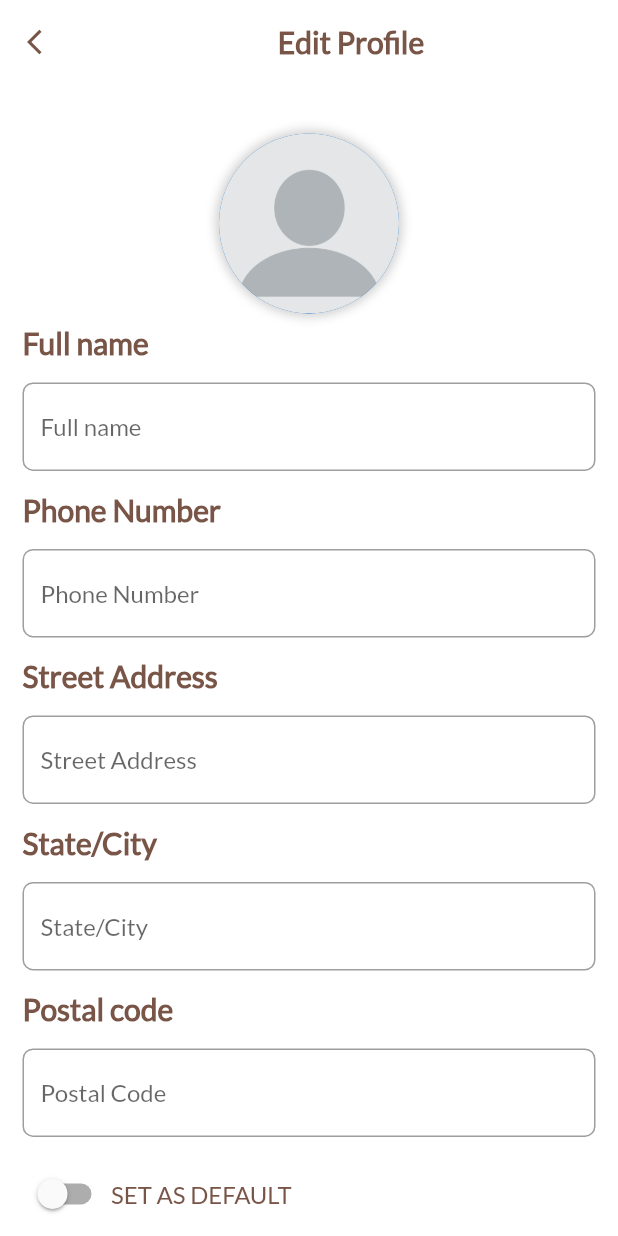
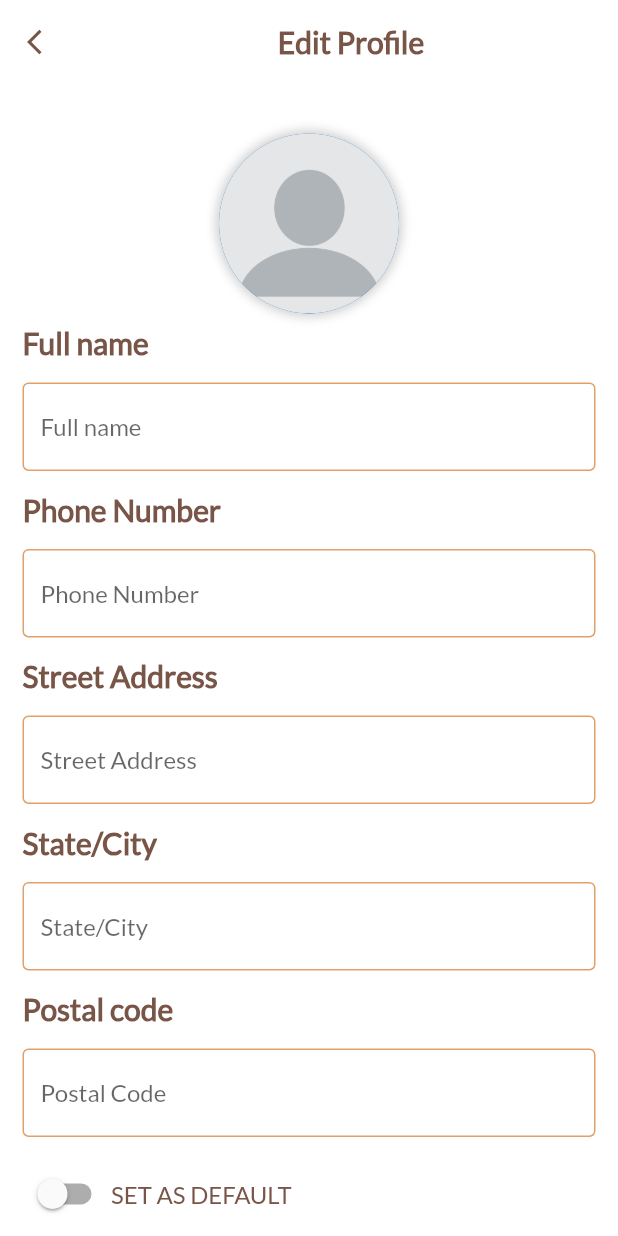
Before and after one commit to Anirudhkv/tatos, a Flutter app: the Checkout screen opened by its route, on a phone screen of 412 x 824 dp. Run offline on Flutter 3.47's test engine with Material 2 defaults, Android fonts, the light colour scheme and no system bars; our stand-ins replace cloud_firestore, firebase_auth, firebase_core, google_sign_in, material_design_icons_flutter; accounts and stored records are empty.

Commit message:
ui modified

```diff
--- a/lib/main.dart
+++ b/lib/main.dart
@@ -22,7 +22,7 @@ class MyApp extends StatelessWidget {
         fontFamily: 'Lato',
         primaryColor: Colors.brown,
 
-        accentColor: Colors.orange,
+        accentColor: Color.fromRGBO(225,160,103,1),
       ),
       debugShowCheckedModeBanner: false,
       title: 'Elegant Furnitures',
@@ -33,6 +33,7 @@ class MyApp extends StatelessWidget {
         Checkout.routeName: (context) => Checkout(),
         UserScreen.routeName: (context) => UserScreen(),
         Rough.routeName: (context)=>Rough(),
+        CreateAccountScreen.routeName:(context)=>CreateAccountScreen(),
       },
     );
   }
--- a/lib/screens/checkout.dart
+++ b/lib/screens/checkout.dart
@@ -123,6 +123,12 @@ class _CheckoutState extends State<Checkout> {
                     child: TextFormField(
                         textInputAction: TextInputAction.next,
                         decoration: InputDecoration(
+                          focusedBorder: OutlineInputBorder(
+                  borderSide: BorderSide(color: Theme.of(context).accentColor),
+                ),
+                  enabledBorder: OutlineInputBorder(
+                  borderSide: BorderSide(color: Theme.of(context).accentColor),
+                ),
                             hintText: 'Full name',
                             border: OutlineInputBorder(
                                 borderSide:
@@ -146,6 +152,12 @@ class _CheckoutState extends State<Checkout> {
                     child: TextFormField(
                         textInputAction: TextInputAction.next,
                         decoration: InputDecoration(
+                          focusedBorder: OutlineInputBorder(
+                  borderSide: BorderSide(color: Theme.of(context).accentColor),
+                ),
+                  enabledBorder: OutlineInputBorder(
+                  borderSide: BorderSide(color: Theme.of(context).accentColor),
+                ),
                             hintText: 'Phone Number',
                             border: OutlineInputBorder(
                                 borderSide:
@@ -169,6 +181,12 @@ class _CheckoutState extends State<Checkout> {
                     child: TextFormField(
                         textInputAction: TextInputAction.next,
                         decoration: InputDecoration(
+                       focusedBorder: OutlineInputBorder(
+                  borderSide: BorderSide(color: Theme.of(context).accentColor),
+                ),
+                  enabledBorder: OutlineInputBorder(
+                  borderSide: BorderSide(color: Theme.of(context).accentColor),
+                ),
                             hintText: 'Street Address',
                             border: OutlineInputBorder(
                                 borderSide:
@@ -192,6 +210,12 @@ class _CheckoutState extends State<Checkout> {
                     child: TextFormField(
                       textInputAction: TextInputAction.next,
                       decoration: InputDecoration(
+                        focusedBorder: OutlineInputBorder(
+                  borderSide: BorderSide(color: Theme.of(context).accentColor),
+                ),
+                  enabledBorder: OutlineInputBorder(
+                  borderSide: BorderSide(color: Theme.of(context).accentColor),
+                ),
                           hintText: 'State/City',
                           border: OutlineInputBorder(
                               borderSide: BorderSide(color: Colors.brown[300]),
@@ -216,6 +240,12 @@ class _CheckoutState extends State<Checkout> {
                         keyboardType: TextInputType.number,
                         textInputAction: TextInputAction.next,
                         decoration: InputDecoration(
+                          focusedBorder: OutlineInputBorder(
+                  borderSide: BorderSide(color: Theme.of(context).accentColor),
+                ),
+                  enabledBorder: OutlineInputBorder(
+                  borderSide: BorderSide(color: Theme.of(context).accentColor),
+                ),
                             hintText: 'Postal Code',
                             border: OutlineInputBorder(
                                 borderSide:
@@ -259,7 +289,7 @@ class _CheckoutState extends State<Checkout> {
                       child: ElevatedButton(
                           style: ButtonStyle(
                               backgroundColor: MaterialStateProperty.all<Color>(
-                                  Colors.green),
+                                  Color.fromRGBO(106, 147, 71, 1)),
                               elevation: MaterialStateProperty.all<double>(5)),
                           onPressed: () => _next(check),
                           child: Container(
--- a/lib/screens/create_account_screen.dart
+++ b/lib/screens/create_account_screen.dart
@@ -7,6 +7,7 @@ import '../utils/email_password.dart';
 import '../utils/database.dart';
 
 class CreateAccountScreen extends StatefulWidget {
+  static const routeName="/create";
   @override
   _CreateAccountScreenState createState() => _CreateAccountScreenState();
 }
@@ -230,7 +231,7 @@ class _CreateAccountScreenState extends State<CreateAccountScreen> {
                                         style: ButtonStyle(
                                             backgroundColor:
                                                 MaterialStateProperty.all<
-                                                    Color>(Colors.green),
+                                                    Color>(Color.fromRGBO(106, 147, 71, 1)),
                                             elevation: MaterialStateProperty
                                                 .all<double>(5)),
                                         onPressed: _next,
@@ -280,7 +281,7 @@ class _CreateAccountScreenState extends State<CreateAccountScreen> {
                                     style: ButtonStyle(
                                         backgroundColor:
                                             MaterialStateProperty.all<Color>(
-                                                Colors.deepOrange),
+                                                Color.fromRGBO(225,160,103,1)),
                                         elevation:
                                             MaterialStateProperty.all<double>(
                                                 5)),
--- a/lib/screens/rough.dart
+++ b/lib/screens/rough.dart
@@ -20,7 +20,8 @@ class _RoughState extends State<Rough> {
 
 
 
-    return Stack(
+    return SingleChildScrollView(
+          child: Stack(
         children: [
           Stack(
                     children:[
@@ -228,7 +229,7 @@ topRight: Radius.circular(25)
 
                                  child: ElevatedButton(
                                    style: ElevatedButton.styleFrom(
-                                   primary:Colors.green,
+                                     primary:Color.fromRGBO(106, 147, 71, 1),
                                    ),
 
 onPressed: () {
@@ -286,6 +287,7 @@ onPressed: () {
 
         ],
 
+      ),
     );
   }
 }
--- a/lib/widgets/app_bar.dart
+++ b/lib/widgets/app_bar.dart
@@ -14,7 +14,7 @@ class AppBarScreen extends StatelessWidget {
               Container(
                 width: 20,
                 decoration: BoxDecoration(
-                  color: Colors.brown,
+                 color:Theme.of(context).accentColor,
                 ),
               ),
             ],
@@ -23,7 +23,7 @@ class AppBarScreen extends StatelessWidget {
         SizedBox(height: 2.5),
         Container(
           decoration: BoxDecoration(
-            color: Colors.brown,
+            color:Theme.of(context).accentColor,
           ),
           height: 3,
         ),
@@ -36,7 +36,7 @@ class AppBarScreen extends StatelessWidget {
               Container(
                 width: 20,
                 decoration: BoxDecoration(
-                  color: Colors.brown,
+                  color:Theme.of(context).accentColor,
                 ),
               ),
               SizedBox(width: 10),
--- a/lib/widgets/cart_symbol.dart
+++ b/lib/widgets/cart_symbol.dart
@@ -17,7 +17,7 @@ class CartSymbol extends StatelessWidget {
             width: 55,
             decoration: BoxDecoration(
               // border: Border.all(color: Colors.white, width: 0),
-              color: Colors.green,
+              color: Color.fromRGBO(106, 147, 71, 1),
               borderRadius: BorderRadius.circular(10),
             ),
             alignment: Alignment.center),
--- a/lib/widgets/item.dart
+++ b/lib/widgets/item.dart
@@ -38,7 +38,7 @@ class Item extends StatelessWidget {
                     ),
                   ],
                   // border: Border.all(color: Colors.white, width: 0),
-                  color: Theme.of(context).primaryColor,
+                  color: Theme.of(context).accentColor,
                   borderRadius: BorderRadius.circular(10),
                 ),
                 alignment: Alignment.center),
@@ -47,7 +47,7 @@ class Item extends StatelessWidget {
                 style: TextStyle(
                   fontSize: 16,
                   fontWeight: FontWeight.bold,
-                  color: Colors.green,
+                  color: Color.fromRGBO(106, 147, 71, 1),
                 ))
           ]),
         ),
```
Also changed, not shown: lib/screens/home.dart (+12 -6 lines), lib/screens/login.dart (+13 -15 lines), lib/screens/user_screen.dart (+24 -7 lines). Lines whose indentation alone changed are shown as unchanged.
